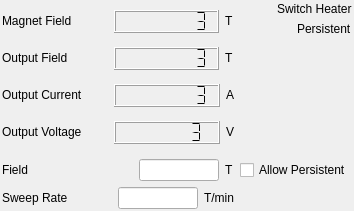
northriv/KAME, file modules/magnetps/core/magnetpsform.ui: the form before one commit.
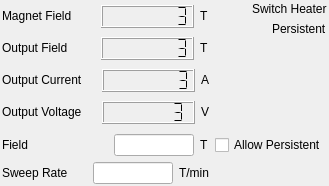
The form after the commit. Custom widgets are drawn as their Qt base class.

What changed in the file:
```diff
--- a/modules/magnetps/core/magnetpsform.ui
+++ b/modules/magnetps/core/magnetpsform.ui
@@ -6,8 +6,8 @@
    <rect>
     <x>0</x>
     <y>0</y>
-    <width>354</width>
-    <height>211</height>
+    <width>329</width>
+    <height>186</height>
    </rect>
   </property>
   <property name="windowTitle">
```
